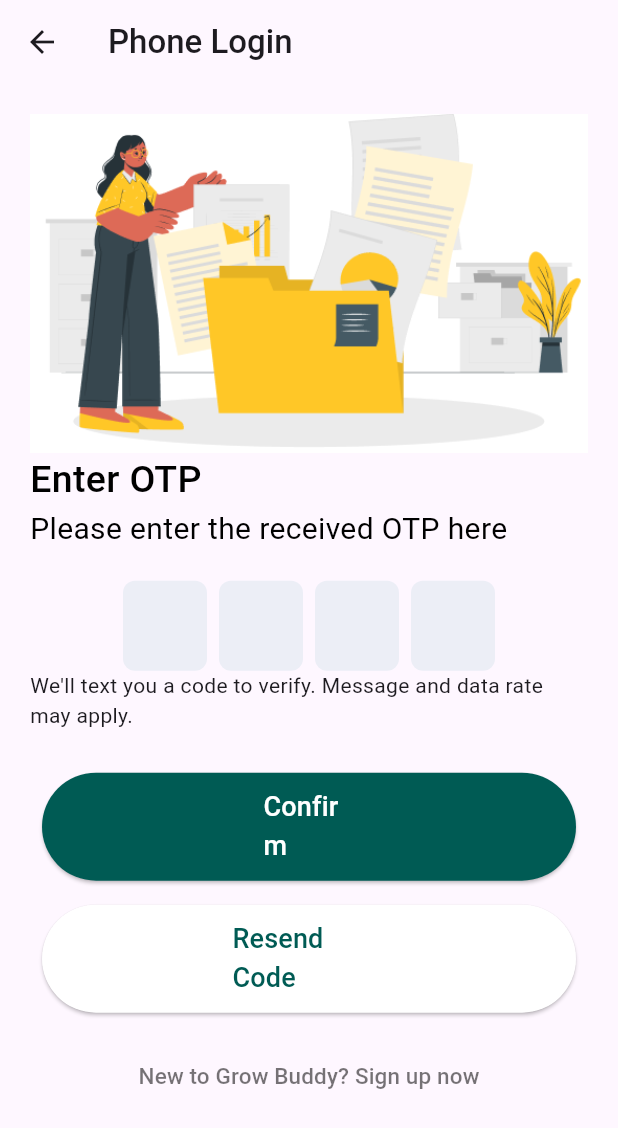
After one commit to pranav-ahuja/grow_buddy_app, a Flutter app: the GB_Verify screen opened directly, on a phone screen of 412 x 824 dp. The commit adds this screen. Shown: the top 1128 px of the screen. Run offline on Flutter 3.47's test engine with Material 3 defaults, Android fonts, the phone set to English and light mode, and no system bars; drawn by our look-alikes of pinput; our stand-ins replace another_flutter_splash_screen, carousel_slider, dropdown_button2, intl_phone_field; missing offline and left inert: colorful_iconify_flutter, iconify_flutter.

Commit message:
Completing the mobile phone login with otp frontEnd

```diff
--- /dev/null
+++ b/lib/GB_Pages/GB_LoginSignUp/GB_Verify.dart
@@ -0,0 +1,113 @@
+import 'package:flutter/material.dart';
+import 'package:grow_buddy_app/GB_Utilities/GB_Common_Utilities/GB_Common_Classes.dart';
+import 'package:grow_buddy_app/GB_Utilities/GB_Common_Utilities/GB_Constants.dart';
+import 'package:grow_buddy_app/GB_Utilities/GB_Common_Utilities/GB_Elevated_Buttons.dart';
+import 'package:intl_phone_field/intl_phone_field.dart';
+import 'package:grow_buddy_app/GB_Utilities/GB_Common_Utilities/GB_TextButton.dart';
+import 'package:grow_buddy_app/GB_Pages/GB_LoginSignUp/GB_SignUp.dart';
+import 'package:pinput/pinput.dart';
+
+class GB_Verify extends StatefulWidget {
+  const GB_Verify({super.key});
+
+  @override
+  State<GB_Verify> createState() => _GB_VerifyState();
+}
+
+class _GB_VerifyState extends State<GB_Verify> {
+  Color nextButtonColor = Colors.white12;
+  Color nextButtonTextColor = Colors.black54;
+
+  String phoneNumber = "";
+  @override
+  Widget build(BuildContext context) {
+    double screenWidth = MediaQuery.of(context).size.width;
+
+    return Scaffold(
+      appBar: AppBar(
+        title: GB_AppBarText(
+          appBarText: "Phone Login",
+          appBarFontWeight: FontWeight.w500,
+        ),
+      ),
+      body: Padding(
+        padding: const EdgeInsets.all(20.0),
+        child: SingleChildScrollView(
+          child: Column(
+            crossAxisAlignment: CrossAxisAlignment.start,
+            children: [
+              Image.asset("assets/images/login_page.png"),
+              GB_H1HeadingText(
+                inputText: "Enter OTP",
+                inputTextAlign: TextAlign.left,
+              ),
+              GB_H2HeadingText(
+                inputText: "Please enter the received OTP here",
+                inputTextAlign: TextAlign.left,
+              ),
+              Container(
+                padding: EdgeInsets.symmetric(vertical: 20.0),
+                child: Column(
+                  children: [
+                    Pinput(),
+                    Text(
+                        "We'll text you a code to verify. Message and data rate may apply."),
+                  ],
+                ),
+              ),
+              Padding(
+                padding: const EdgeInsets.all(8.0),
+                child: Center(
+                  child: GB_ElevatedButtonString(
+                    screenWidth: screenWidth,
+                    horizontalPadding: 0.30,
+                    verticalPadding: 10.0,
+                    elevatedButtonText: "Confirm",
+                    buttonColor: kPrimaryColor1,
+                    elevatedButtonTextColor: kPrimaryColor2,
+                    elevatedButtonFontWeight: FontWeight.w500,
+                    elevatedButtonTextSize: kElevatedButtonTextSize,
+                    onPressed: () {},
+                  ),
+                ),
+              ),
+              Padding(
+                padding: const EdgeInsets.all(8.0),
+                child: Center(
+                  child: GB_ElevatedButtonString(
+                    screenWidth: screenWidth,
+                    horizontalPadding: 0.25,
+                    verticalPadding: 10.0,
+                    elevatedButtonText: "Resend Code",
+                    buttonColor: kPrimaryColor2,
+                    elevatedButtonTextColor: kPrimaryColor1,
+                    elevatedButtonFontWeight: FontWeight.w500,
+                    elevatedButtonTextSize: kElevatedButtonTextSize,
+                    onPressed: () {},
+                  ),
+                ),
+              ),
+              Padding(
+                padding: const EdgeInsets.all(10.0),
+                child: Center(
+                  child: GB_TextButton(
+                    onPressed: () {
+                      Navigator.push(
+                        context,
+                        MaterialPageRoute(
+                          builder: (context) => GB_SignUp(),
+                        ),
+                      );
+                    },
+                    textButtonColor: Colors.black54,
+                    textButtonText: "New to Grow Buddy? Sign up now",
+                  ),
+                ),
+              ),
+            ],
+          ),
+        ),
+      ),
+    );
+  }
+}
--- a/pubspec.yaml
+++ b/pubspec.yaml
@@ -39,6 +39,8 @@ dependencies:
   carousel_slider: ^5.0.0
   iconify_flutter: ^0.0.7
   dropdown_button2: ^2.3.9
+  intl_phone_field: ^3.2.0
+  pinput: ^5.0.0
 
 dev_dependencies:
   flutter_test:
```
Also changed, not shown: lib/GB_Pages/GB_LoginSignUp/GB_MobileLogin.dart (added, +131 -0 lines), lib/GB_Pages/GB_LoginSignUp/GB_SignUp.dart (+10 -2 lines), lib/GB_Utilities/GB_Utilities_Onboarding/GB_OnboardingScreenFunctions.dart (+9 -1 lines), assets/images/otp_page.png (added), pubspec.lock.
